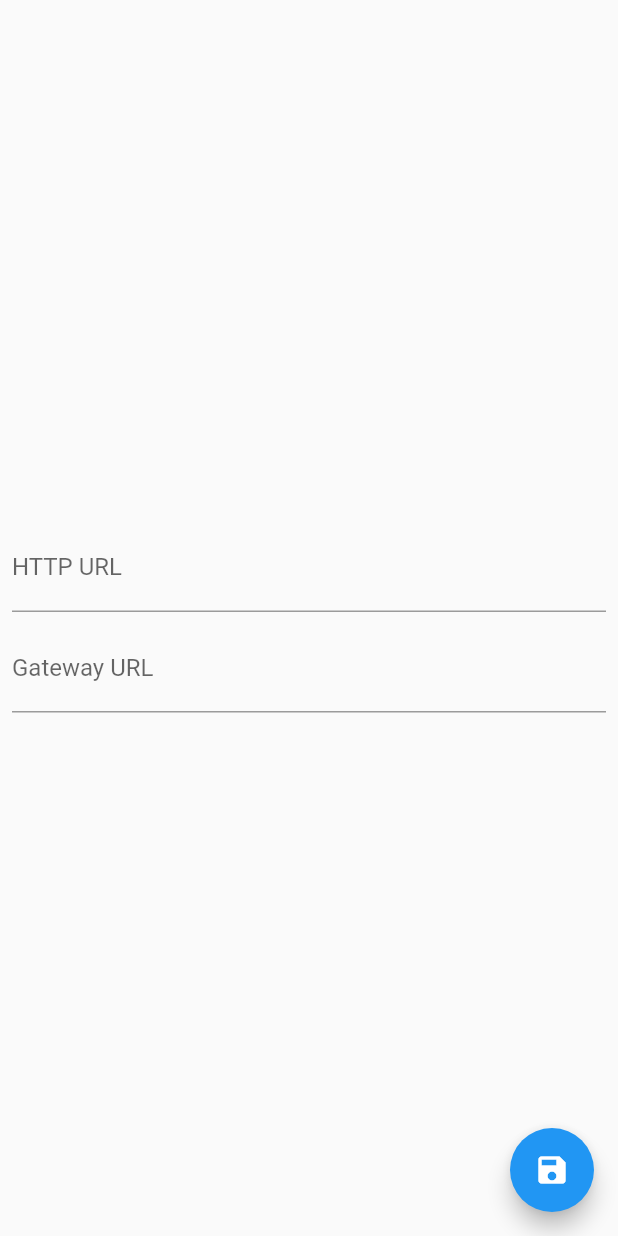
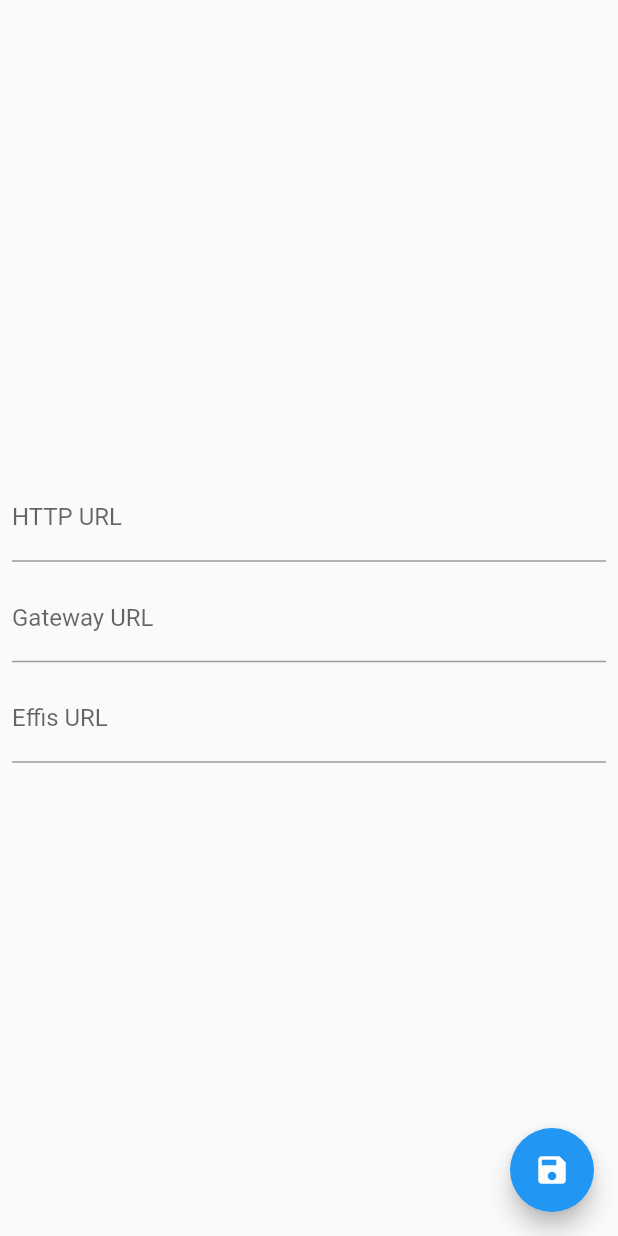
Before and after one commit to eludris-community/eludris_flutter, a Flutter app: the SettingsRoute screen opened directly, on a phone screen of 412 x 824 dp. Run offline on Flutter 3.47's test engine with Material 2 defaults, Android fonts, the phone set to English and light mode, and no system bars; our stand-ins replace file_picker, flutter_markdown, shared_preferences; missing offline and left inert: markdown, yaru; accounts and stored records are empty; statements that could not run were skipped.

Commit message:
feat: add effis support

```diff
--- a/lib/settings.dart
+++ b/lib/settings.dart
@@ -54,6 +54,18 @@ class SettingsRoute extends StatelessWidget {
                       prefs.setString("gateway-url", value);
                     },
                   ),
+                  const SizedBox(height: 8.0),
+                  TextFormField(
+                    initialValue: snapshot.data!.getString("effis-url"),
+                    decoration: const InputDecoration(
+                      labelText: 'Effis URL',
+                      hintText: 'https://effis.tooty.xyz/',
+                    ),
+                    onChanged: (value) async {
+                      final prefs = await SharedPreferences.getInstance();
+                      prefs.setString("effis-url", value);
+                    },
+                  ),
                 ],
               );
             }),
--- a/pubspec.yaml
+++ b/pubspec.yaml
@@ -39,6 +39,7 @@ dependencies:
   flutter_markdown: ^0.6.12
   yaru: ^0.3.3
   shared_preferences: ^2.0.15
+  file_picker: ^5.1.0
 
 dev_dependencies:
   flutter_test:
```
Also changed, not shown: lib/main.dart (+39 -1 lines), pubspec.lock.
